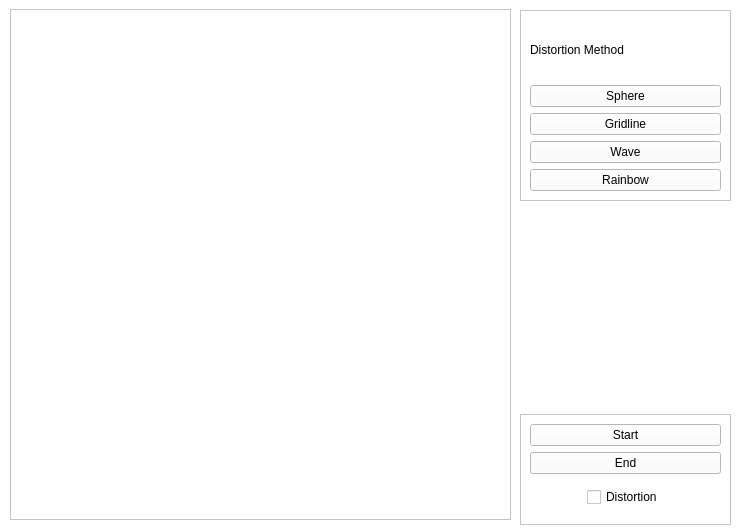
The window that GUI/GUI.ui (RandallDW/Video_face_distortion) describes before a commit, drawn with Qt 5.
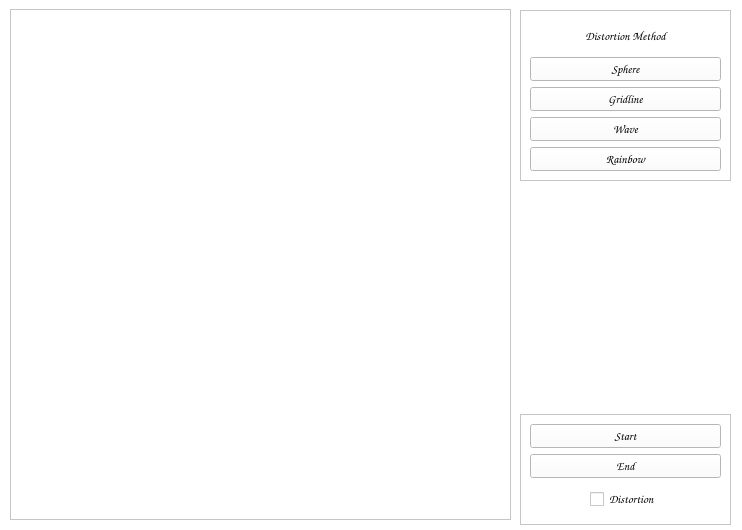
The same window after the commit.

Commit message: change GUI size policy

Diff of the .ui file:
```diff
--- a/GUI/GUI.ui
+++ b/GUI/GUI.ui
@@ -11,6 +11,12 @@
     <height>530</height>
    </rect>
   </property>
+  <property name="sizePolicy">
+   <sizepolicy hsizetype="Fixed" vsizetype="Fixed">
+    <horstretch>0</horstretch>
+    <verstretch>0</verstretch>
+   </sizepolicy>
+  </property>
   <property name="palette">
    <palette>
     <active>
@@ -426,6 +432,11 @@
     </disabled>
    </palette>
   </property>
+  <property name="font">
+   <font>
+    <family>Comic Sans MS</family>
+   </font>
+  </property>
   <property name="windowTitle">
    <string>Motion Triggered Face Distortion </string>
   </property>
@@ -467,9 +478,15 @@
      <x>520</x>
      <y>10</y>
      <width>211</width>
-     <height>191</height>
+     <height>171</height>
     </rect>
    </property>
+   <property name="sizePolicy">
+    <sizepolicy hsizetype="Fixed" vsizetype="Fixed">
+     <horstretch>0</horstretch>
+     <verstretch>0</verstretch>
+    </sizepolicy>
+   </property>
    <property name="frameShape">
     <enum>QFrame::StyledPanel</enum>
    </property>
@@ -481,6 +498,11 @@
      <layout class="QGridLayout" name="gridLayout_2">
       <item row="2" column="0">
        <widget class="QPushButton" name="gridline">
+        <property name="font">
+         <font>
+          <family>Comic Sans MS</family>
+         </font>
+        </property>
         <property name="text">
          <string>Gridline</string>
         </property>
@@ -488,6 +510,11 @@
       </item>
       <item row="1" column="0">
        <widget class="QPushButton" name="sphere">
+        <property name="font">
+         <font>
+          <family>Comic Sans MS</family>
+         </font>
+        </property>
         <property name="text">
          <string>Sphere</string>
         </property>
@@ -495,13 +522,33 @@
       </item>
       <item row="0" column="0">
        <widget class="QLabel" name="label">
+        <property name="font">
+         <font>
+          <family>Comic Sans MS</family>
+          <weight>50</weight>
+          <italic>false</italic>
+          <bold>false</bold>
+          <kerning>true</kerning>
+         </font>
+        </property>
+        <property name="mouseTracking">
+         <bool>false</bool>
+        </property>
         <property name="text">
          <string>Distortion Method</string>
         </property>
+        <property name="alignment">
+         <set>Qt::AlignCenter</set>
+        </property>
        </widget>
       </item>
       <item row="3" column="0">
        <widget class="QPushButton" name="wave">
+        <property name="font">
+         <font>
+          <family>Comic Sans MS</family>
+         </font>
+        </property>
         <property name="text">
          <string>Wave</string>
         </property>
@@ -509,6 +556,11 @@
       </item>
       <item row="4" column="0">
        <widget class="QPushButton" name="rainbow">
+        <property name="font">
+         <font>
+          <family>Comic Sans MS</family>
+         </font>
+        </property>
         <property name="text">
          <string>Rainbow</string>
         </property>
@@ -527,6 +579,12 @@
      <height>111</height>
     </rect>
    </property>
+   <property name="sizePolicy">
+    <sizepolicy hsizetype="Fixed" vsizetype="Fixed">
+     <horstretch>0</horstretch>
+     <verstretch>0</verstretch>
+    </sizepolicy>
+   </property>
    <property name="frameShape">
     <enum>QFrame::StyledPanel</enum>
    </property>
@@ -538,6 +596,11 @@
      <layout class="QVBoxLayout" name="verticalLayout">
       <item>
        <widget class="QPushButton" name="start_video">
+        <property name="font">
+         <font>
+          <family>Comic Sans MS</family>
+         </font>
+        </property>
         <property name="text">
          <string>Start</string>
         </property>
@@ -545,6 +608,11 @@
       </item>
       <item>
        <widget class="QPushButton" name="end_video">
+        <property name="font">
+         <font>
+          <family>Comic Sans MS</family>
+         </font>
+        </property>
         <property name="text">
          <string>End</string>
         </property>
@@ -552,6 +620,11 @@
       </item>
       <item alignment="Qt::AlignHCenter|Qt::AlignVCenter">
        <widget class="QCheckBox" name="is_distorted">
+        <property name="font">
+         <font>
+          <family>Comic Sans MS</family>
+         </font>
+        </property>
         <property name="text">
          <string>Distortion</string>
         </property>
```
Left out of the diff: 6 changed lines with no effect on the pictures. The commit also changes 1 other file.
